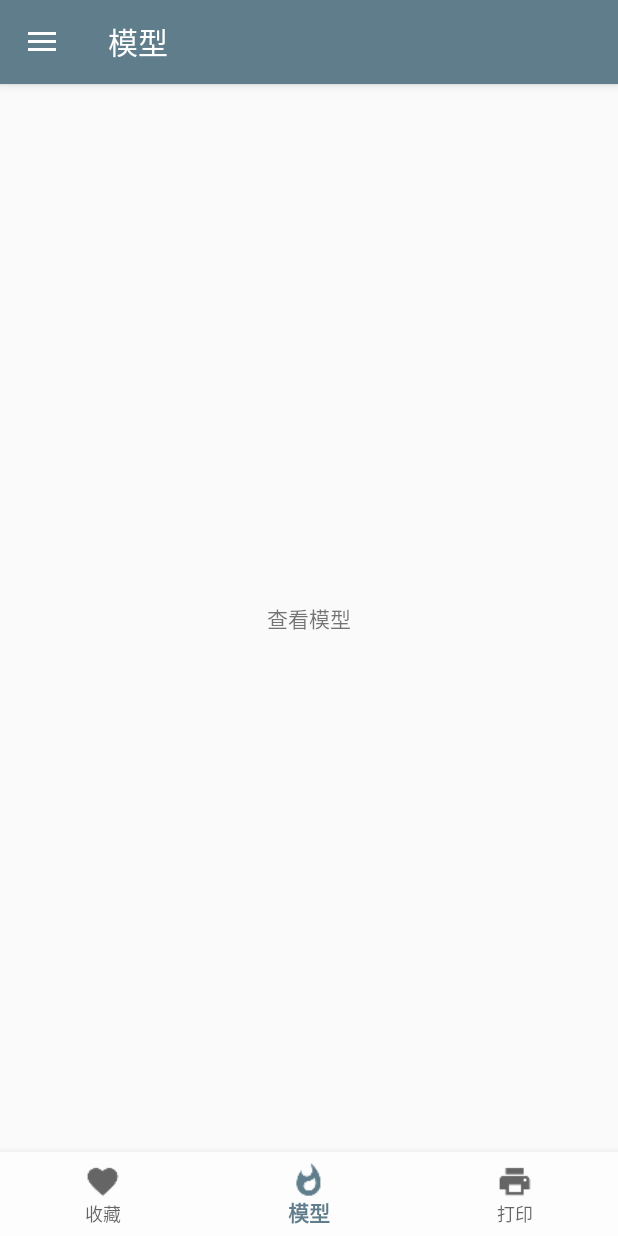
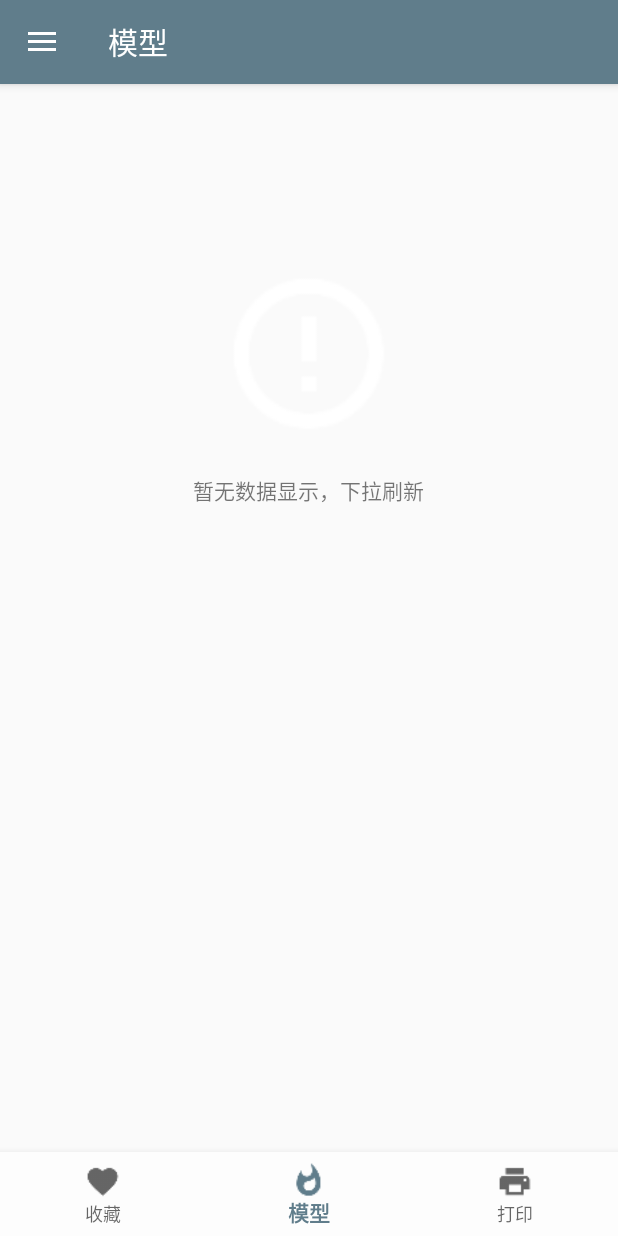
Before and after one commit to xhd-Git/3DPrint-Controller, an Android app: the screen it shows after launch (MainActivity), on a phone screen of 412 x 824 dp. Run offline under Robolectric (Android 15) with nearby library versions, the phone set to English and light mode, and no system bars; our stand-ins replace ButterKnife; libraries missing offline, so code that uses them is left out: com.facebook.drawee; pictures from the network do not load; 2 statements that could not run were skipped.

Commit message:
no data icons / small modify

```diff
--- a/app/build.gradle
+++ b/app/build.gradle
@@ -24,7 +24,7 @@ dependencies {
     androidTestCompile('com.android.support.test.espresso:espresso-core:2.2.2', {
         exclude group: 'com.android.support', module: 'support-annotations'
     })
-    compile 'com.android.support:appcompat-v7:25.2.0'
+    compile 'com.android.support:appcompat-v7:25.3.1'
     compile 'com.android.support.constraint:constraint-layout:1.0.2'
     compile 'com.jakewharton:butterknife:8.5.1'
     compile 'com.android.support:design:25.3.1'
--- a/app/src/main/java/com/realwork/reol/a3dprint_controller/ui/MainActivity.java
+++ b/app/src/main/java/com/realwork/reol/a3dprint_controller/ui/MainActivity.java
@@ -14,6 +14,7 @@ import android.support.v4.view.ViewPager;
 import android.support.design.widget.NavigationView;
 import android.support.v4.view.GravityCompat;
 import android.support.v4.widget.DrawerLayout;
+import android.support.v4.widget.SwipeRefreshLayout;
 import android.support.v7.app.ActionBarDrawerToggle;
 import android.support.v7.app.AlertDialog;
 import android.support.v7.app.AppCompatActivity;
@@ -22,6 +23,7 @@ import android.support.v7.widget.Toolbar;
 import android.view.Menu;
 import android.view.MenuItem;
 import android.view.View;
+import android.widget.RelativeLayout;
 
 import com.realwork.reol.a3dprint_controller.R;
 import com.realwork.reol.a3dprint_controller.ui.Adapter.ViewPagerAdapter;
@@ -47,6 +49,7 @@ public class MainActivity extends AppCompatActivity
     Toolbar toolbar;
     @BindView(R.id.drawer_layout)
     DrawerLayout drawer;
+
 
     List<Fragment> list = new ArrayList<>(3);
 
--- a/app/src/main/java/com/realwork/reol/a3dprint_controller/ui/fragment/MainFragment.java
+++ b/app/src/main/java/com/realwork/reol/a3dprint_controller/ui/fragment/MainFragment.java
@@ -1,13 +1,19 @@
 package com.realwork.reol.a3dprint_controller.ui.fragment;
 
+import android.graphics.Color;
 import android.os.Bundle;
 import android.support.annotation.Nullable;
 import android.support.v4.app.Fragment;
+import android.support.v4.widget.SwipeRefreshLayout;
 import android.view.LayoutInflater;
 import android.view.View;
 import android.view.ViewGroup;
+import android.widget.RelativeLayout;
 
 import com.realwork.reol.a3dprint_controller.R;
+
+import butterknife.BindView;
+import butterknife.ButterKnife;
 
 /**
  * Created by reol on 2017/4/6.
@@ -15,10 +21,18 @@ import com.realwork.reol.a3dprint_controller.R;
 
 public class MainFragment extends Fragment {
 
+    @BindView(R.id.rl_no_data)
+    RelativeLayout rlNoData;
+    @BindView(R.id.srl_main)
+    SwipeRefreshLayout srlMain;
+
     @Nullable
     @Override
     public View onCreateView(LayoutInflater inflater, @Nullable ViewGroup container, @Nullable Bundle savedInstanceState) {
         View view = inflater.inflate(R.layout.frag_main,container,false);
+        ButterKnife.bind(this,view);
+        srlMain.setColorSchemeColors(Color.BLUE,Color.RED,Color.GREEN,Color.YELLOW);
+        srlMain.setEnabled(false);
         return view;
     }
 }
--- a/app/src/main/res/layout/frag_main.xml
+++ b/app/src/main/res/layout/frag_main.xml
@@ -1,13 +1,42 @@
 <?xml version="1.0" encoding="utf-8"?>
-<LinearLayout xmlns:android="http://schemas.android.com/apk/res/android"
+<android.support.v4.widget.SwipeRefreshLayout xmlns:android="http://schemas.android.com/apk/res/android"
     android:layout_width="match_parent"
     android:layout_height="match_parent"
     android:orientation="vertical">
 
-    <TextView
+    <RelativeLayout
+        android:id="@+id/rl_no_data"
         android:layout_width="match_parent"
-        android:layout_height="match_parent"
-        android:gravity="center"
-        android:text="查看模型"/>
+        android:layout_height="match_parent">
 
-</LinearLayout>
+        <ImageView
+            android:id="@+id/iv_no_data"
+            android:layout_width="120dp"
+            android:layout_height="120dp"
+            android:background="@mipmap/ic_error_outline_white_48dp"
+            android:layout_centerHorizontal="true"
+            android:layout_marginTop="120dp"
+            />
+
+        <TextView
+            android:layout_width="wrap_content"
+            android:layout_height="wrap_content"
+            android:layout_centerHorizontal="true"
+            android:layout_below="@id/iv_no_data"
+            android:layout_marginTop="20dp"
+            android:text="暂无数据显示，下拉刷新"/>
+
+    </RelativeLayout>
+
+    <android.support.v4.widget.SwipeRefreshLayout
+        android:id="@+id/srl_main"
+        android:layout_width="match_parent"
+        android:layout_height="match_parent">
+
+        <android.support.v7.widget.RecyclerView
+            android:layout_width="match_parent"
+            android:layout_height="match_parent"/>
+
+    </android.support.v4.widget.SwipeRefreshLayout>
+
+</android.support.v4.widget.SwipeRefreshLayout>
--- a/app/src/main/res/layout/nav_header_main.xml
+++ b/app/src/main/res/layout/nav_header_main.xml
@@ -23,7 +23,7 @@
         android:layout_width="match_parent"
         android:layout_height="wrap_content"
         android:paddingTop="@dimen/nav_header_vertical_spacing"
-        android:text="3D打印姬"
+        android:text="@string/app_name"
         android:textAppearance="@style/TextAppearance.AppCompat.Body1" />
 
     <TextView
--- a/app/src/main/res/values/strings.xml
+++ b/app/src/main/res/values/strings.xml
@@ -1,5 +1,5 @@
 <resources>
-    <string name="app_name">3D打印姬</string>
+    <string name="app_name">3D打印机(暂)</string>
     <string name="title_activity_main">首页</string>
 
     <string name="navigation_drawer_open">Open navigation drawer</string>
```
Also changed, not shown: app/src/main/res/layout/activity_version_info.xml (+20 -3 lines), app/src/main/res/layout/activity_wel.xml (+5 -8 lines), app/src/main/res/mipmap-xxhdpi/ic_folder_white_18dp.png (added), app/src/main/res/mipmap-xxxhdpi/ic_error_outline_white_48dp.png (added), app/src/main/res/mipmap-xxxhdpi/ic_error_white_48dp.png (added), 6 other files.
